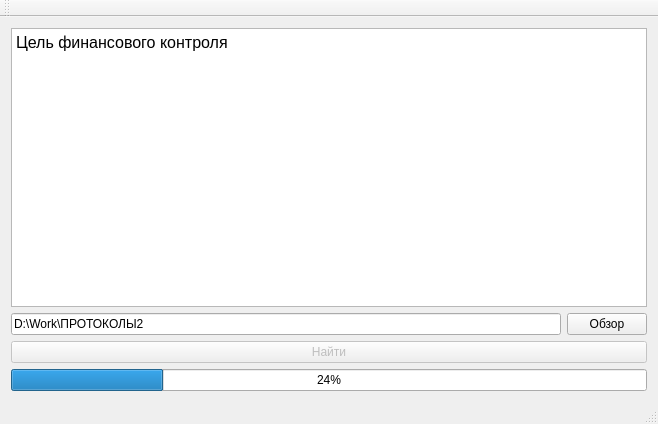
Before: the Qt Designer form mainwindow.ui in Madjita/findWord, drawn with Qt 5.
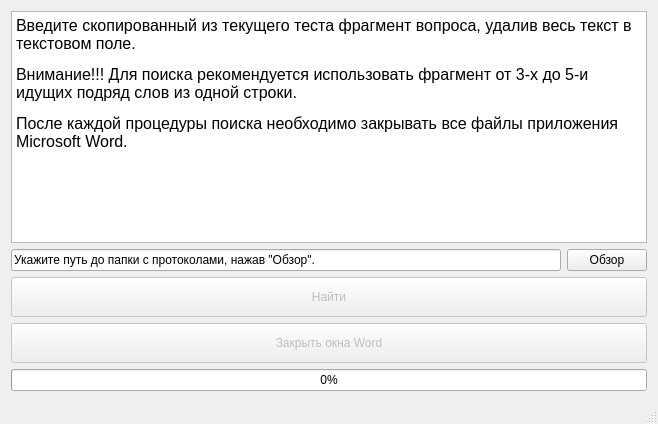
After: the same form once the commit is applied. Icons and pictures are not drawn.

Patch:
```diff
--- a/mainwindow.ui
+++ b/mainwindow.ui
@@ -17,12 +17,19 @@
    <layout class="QVBoxLayout" name="verticalLayout">
     <item>
      <widget class="QTextEdit" name="textEdit">
+      <property name="font">
+       <font>
+        <pointsize>12</pointsize>
+       </font>
+      </property>
       <property name="html">
        <string>&lt;!DOCTYPE HTML PUBLIC &quot;-//W3C//DTD HTML 4.0//EN&quot; &quot;http://www.w3.org/TR/REC-html40/strict.dtd&quot;&gt;
 &lt;html&gt;&lt;head&gt;&lt;meta name=&quot;qrichtext&quot; content=&quot;1&quot; /&gt;&lt;style type=&quot;text/css&quot;&gt;
 p, li { white-space: pre-wrap; }
-&lt;/style&gt;&lt;/head&gt;&lt;body style=&quot; font-family:'MS Shell Dlg 2'; font-size:8.25pt; font-weight:400; font-style:normal;&quot;&gt;
-&lt;p style=&quot; margin-top:0px; margin-bottom:0px; margin-left:0px; margin-right:0px; -qt-block-indent:0; text-indent:0px;&quot;&gt;&lt;span style=&quot; font-family:'Calibri,sans-serif'; font-size:12pt; color:#000000;&quot;&gt;Цель финансового контроля&lt;/span&gt;&lt;/p&gt;&lt;/body&gt;&lt;/html&gt;</string>
+&lt;/style&gt;&lt;/head&gt;&lt;body style=&quot; font-family:'MS Shell Dlg 2'; font-size:12pt; font-weight:400; font-style:normal;&quot;&gt;
+&lt;p style=&quot; margin-top:12px; margin-bottom:0px; margin-left:0px; margin-right:0px; -qt-block-indent:0; text-indent:0px;&quot;&gt;&lt;span style=&quot; font-family:'MS Shell Dlg 2,sans-serif';&quot;&gt;Введите скопированный из текущего теста фрагмент вопроса, удалив весь текст в текстовом поле. &lt;/span&gt;&lt;/p&gt;
+&lt;p style=&quot; margin-top:12px; margin-bottom:12px; margin-left:0px; margin-right:0px; -qt-block-indent:0; text-indent:0px;&quot;&gt;&lt;span style=&quot; font-family:'MS Shell Dlg 2,sans-serif';&quot;&gt;Внимание!!! Для поиска рекомендуется использовать фрагмент от 3-х до 5-и идущих подряд слов из одной строки.&lt;/span&gt;&lt;span style=&quot; font-size:8pt;&quot;&gt; &lt;/span&gt;&lt;/p&gt;
+&lt;p style=&quot; margin-top:12px; margin-bottom:12px; margin-left:0px; margin-right:0px; -qt-block-indent:0; text-indent:0px;&quot;&gt;После каждой процедуры поиска необходимо закрывать все файлы приложения Microsoft Word. &lt;/p&gt;&lt;/body&gt;&lt;/html&gt;</string>
       </property>
      </widget>
     </item>
@@ -31,12 +38,18 @@
       <item>
        <widget class="QLineEdit" name="lineEdit">
         <property name="text">
-         <string>D:\Work\ПРОТОКОЛЫ2</string>
+         <string>Укажите путь до папки с протоколами, нажав &quot;Обзор&quot;.</string>
         </property>
        </widget>
       </item>
       <item>
        <widget class="QPushButton" name="pushButton_2">
+        <property name="minimumSize">
+         <size>
+          <width>0</width>
+          <height>0</height>
+         </size>
+        </property>
         <property name="text">
          <string>Обзор</string>
         </property>
@@ -49,15 +62,37 @@
       <property name="enabled">
        <bool>false</bool>
       </property>
+      <property name="minimumSize">
+       <size>
+        <width>0</width>
+        <height>40</height>
+       </size>
+      </property>
       <property name="text">
        <string>Найти</string>
       </property>
      </widget>
     </item>
+    <item>
+     <widget class="QPushButton" name="pushButton_3">
+      <property name="enabled">
+       <bool>false</bool>
+      </property>
+      <property name="minimumSize">
+       <size>
+        <width>0</width>
+        <height>40</height>
+       </size>
+      </property>
+      <property name="text">
+       <string>Закрыть окна Word</string>
+      </property>
+     </widget>
+    </item>
     <item>
      <widget class="QProgressBar" name="progressBar">
       <property name="value">
-       <number>24</number>
+       <number>0</number>
       </property>
      </widget>
     </item>
@@ -73,14 +108,6 @@
     </rect>
    </property>
   </widget>
-  <widget class="QToolBar" name="mainToolBar">
-   <attribute name="toolBarArea">
-    <enum>TopToolBarArea</enum>
-   </attribute>
-   <attribute name="toolBarBreak">
-    <bool>false</bool>
-   </attribute>
-  </widget>
   <widget class="QStatusBar" name="statusBar"/>
  </widget>
  <layoutdefault spacing="6" margin="11"/>
```
Left out of the diff: 10 changed lines with no effect on the pictures.
